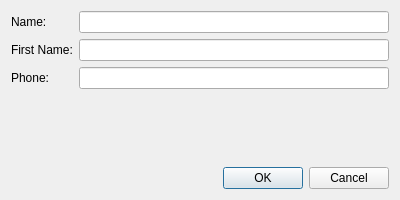
This is studentdialog.ui in MohamedElaassal/Gestion-Club-Cpp as Qt 5 draws it before an edit. The edited form follows.
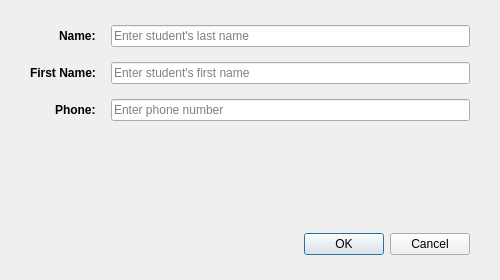
This is the edited form.

Diff of the .ui file:
```diff
--- a/studentdialog.ui
+++ b/studentdialog.ui
@@ -6,45 +6,96 @@
    <rect>
     <x>0</x>
     <y>0</y>
-    <width>400</width>
-    <height>200</height>
+    <width>500</width>
+    <height>280</height>
    </rect>
   </property>
+  <property name="minimumSize">
+   <size>
+    <width>500</width>
+    <height>280</height>
+   </size>
+  </property>
   <property name="windowTitle">
    <string>Student Details</string>
   </property>
   <layout class="QVBoxLayout" name="verticalLayout">
+   <property name="spacing">
+    <number>20</number>
+   </property>
+   <property name="leftMargin">
+    <number>30</number>
+   </property>
+   <property name="topMargin">
+    <number>25</number>
+   </property>
+   <property name="rightMargin">
+    <number>30</number>
+   </property>
+   <property name="bottomMargin">
+    <number>25</number>
+   </property>
    <item>
     <layout class="QFormLayout" name="formLayout">
+     <property name="horizontalSpacing">
+      <number>15</number>
+     </property>
+     <property name="verticalSpacing">
+      <number>15</number>
+     </property>
+     <property name="labelAlignment">
+      <set>Qt::AlignRight|Qt::AlignTrailing|Qt::AlignVCenter</set>
+     </property>
      <item row="0" column="0">
       <widget class="QLabel" name="label">
        <property name="text">
         <string>Name:</string>
        </property>
+       <property name="styleSheet">
+        <string>font-weight: 600;</string>
+       </property>
       </widget>
      </item>
      <item row="0" column="1">
-      <widget class="QLineEdit" name="nomEdit"/>
+      <widget class="QLineEdit" name="nomEdit">
+       <property name="placeholderText">
+        <string>Enter student's last name</string>
+       </property>
+      </widget>
      </item>
      <item row="1" column="0">
       <widget class="QLabel" name="label_2">
        <property name="text">
         <string>First Name:</string>
        </property>
+       <property name="styleSheet">
+        <string>font-weight: 600;</string>
+       </property>
       </widget>
      </item>
      <item row="1" column="1">
-      <widget class="QLineEdit" name="prenomEdit"/>
+      <widget class="QLineEdit" name="prenomEdit">
+       <property name="placeholderText">
+        <string>Enter student's first name</string>
+       </property>
+      </widget>
      </item>
      <item row="2" column="0">
       <widget class="QLabel" name="label_3">
        <property name="text">
         <string>Phone:</string>
        </property>
+       <property name="styleSheet">
+        <string>font-weight: 600;</string>
+       </property>
       </widget>
      </item>
      <item row="2" column="1">
-      <widget class="QLineEdit" name="teleEdit"/>
+      <widget class="QLineEdit" name="teleEdit">
+       <property name="placeholderText">
+        <string>Enter phone number</string>
+       </property>
+      </widget>
      </item>
     </layout>
    </item>
```
